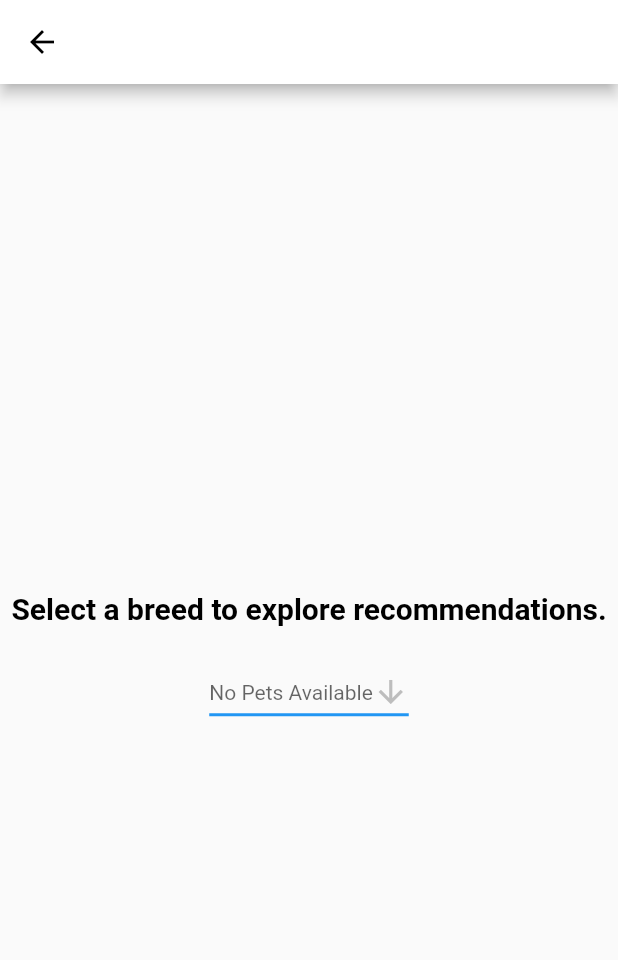
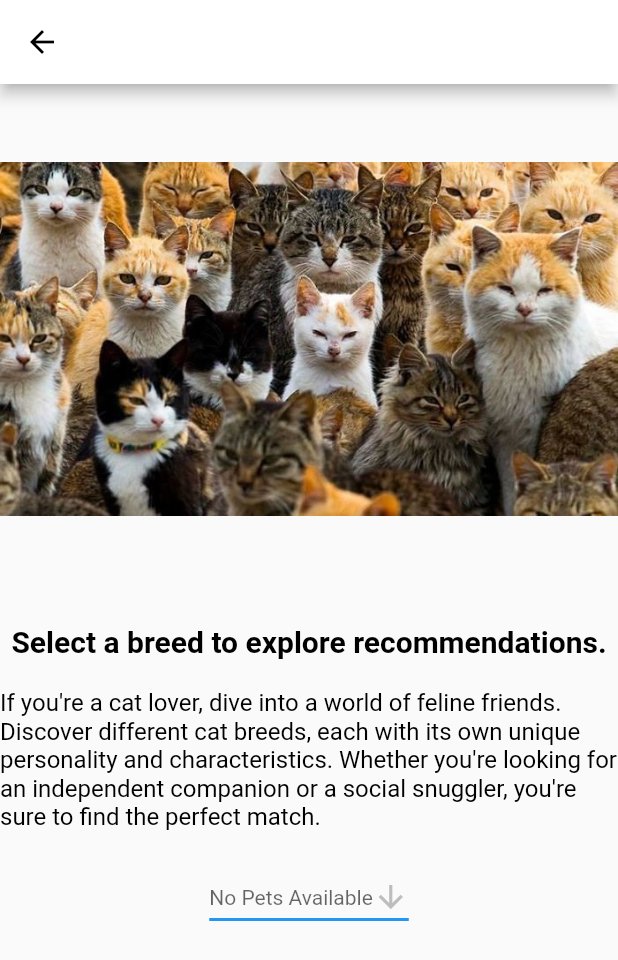
Before and after one commit to JimmyHernandez/pets-care, a Flutter app: the PetListSelection screen opened directly with empty values, on a phone screen of 412 x 824 dp. Shown: the top 960 px of the screen. Run offline on Flutter 3.47's test engine with Material 2 defaults, Android fonts, the phone set to English and light mode, and no system bars; our stand-ins replace cloud_firestore, firebase_auth, firebase_core, firebase_storage, image_picker, logger; accounts and stored records are empty; generated files the repository leaves out were written again; key blocks and very long unbroken strings in the code were emptied for the run.

Commit message:
new update buildPetListSelection

```diff
--- a/lib/functions - enyel/buildPetListSelection.dart
+++ b/lib/functions - enyel/buildPetListSelection.dart
@@ -6,34 +6,47 @@ class PetListSelection extends StatelessWidget {
   final String title;
 
   const PetListSelection({
-    super.key,
+    Key? key,
     required this.pets,
     required this.title,
   });
 
   @override
   Widget build(BuildContext context) {
+    String assetPath = title == 'Dogs'
+        ? 'assets/images/group_dog.png'
+        : 'assets/images/group_cat.jpeg';
+    String sectionText = title == 'Dogs'
+        ? 'Explore a variety of dog breeds and discover the perfect furry companion for your lifestyle. From energetic and playful to calm and affectionate, find the breed that matches your preferences.'
+        : "If you're a cat lover, dive into a world of feline friends. Discover different cat breeds, each with its own unique personality and characteristics. Whether you're looking for an independent companion or a social snuggler, you're sure to find the perfect match.";
+
     return Scaffold(
       appBar: AppBar(
         title: Text(
           title,
           style: const TextStyle(
-            color: Colors.black, // Change the title color to black
+            color: Colors.black, // Cambia el color del título a negro
           ),
         ),
         centerTitle: true,
         iconTheme: const IconThemeData(
-          color: Colors.black, // Change this color to the one you prefer
+          color: Colors.black, // Cambia este color a tu preferencia
         ),
-        backgroundColor:
-            Colors.white, // Change this color to the one you prefer
+        backgroundColor: Colors.white, // Cambia este color a tu preferencia
       ),
-      body: Center(
-        child: Column(
-          mainAxisAlignment: MainAxisAlignment.center,
-          children: <Widget>[
+      body: Column(
+        children: [
+          Container(
+            height: 340,
+            width: double.infinity,
+            child: Image.asset(
+              assetPath,
+              fit: BoxFit.contain, // Cambia la propiedad de ajuste aquí
+            ),
+          ),
+          SizedBox(height: 20),
           Text(
-              'Select a breed to explore recommendations.', // Reemplaza con tu propio texto
+            'Select a breed to explore recommendations.',
             style: TextStyle(
               fontSize: 20,
               fontWeight: FontWeight.bold,
@@ -41,12 +54,17 @@ class PetListSelection extends StatelessWidget {
                   .black, // Cambia el color del texto según tus preferencias
             ),
           ),
-            SizedBox(height: 20), // Espacio entre el texto y el DropdownButton
-
+          SizedBox(height: 20),
+          Text(
+            sectionText, // Reemplaza '.' con 'sectionText'
+            style: TextStyle(
+              fontSize: 16,
+              color: Colors.black,
+            ),
+          ),
+          SizedBox(height: 20),
           DropdownButton<Pet>(
-              value: pets.isNotEmpty
-                  ? pets[0]
-                  : null, // Asegúrate de tener un valor seleccionado si es necesario
+            value: pets.isNotEmpty ? pets[0] : null,
             items: pets.map((Pet pet) {
               return DropdownMenuItem<Pet>(
                 value: pet,
@@ -67,19 +85,16 @@ class PetListSelection extends StatelessWidget {
                 ? const Text("Select a Pet")
                 : const Text("No Pets Available"),
             style: const TextStyle(
-                  color: Color.fromARGB(
-                      255, 2, 21, 37)), // Personaliza el color del texto
-              icon: const Icon(
-                  Icons.arrow_downward), // Personaliza el icono de desplegar
+              color: Color.fromARGB(255, 2, 21, 37),
+            ),
+            icon: const Icon(Icons.arrow_downward),
             underline: Container(
-                // Cambia el color de la línea inferior
               height: 2,
               color: Colors.blue,
             ),
           ),
         ],
       ),
-      ),
     );
   }
 }
```
Also changed, not shown: assets/images/group_cat.jpeg (added), assets/images/group_dog.png (added). Lines whose indentation alone changed are shown as unchanged.
